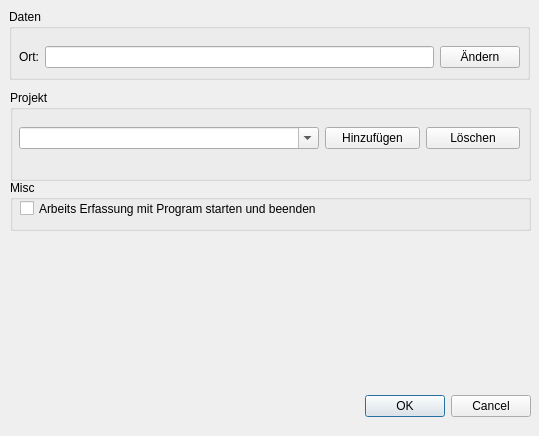
First picture: the form in configdlg.ui, repository marcohartung/TimeLog, before the edit.
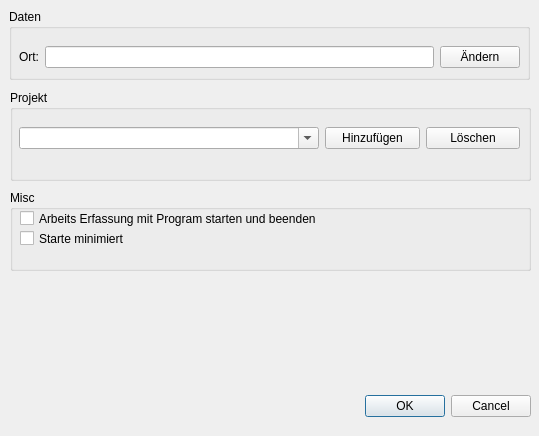
Second picture: the form after the edit.

Commit message: added StartToTray option

Patch:
```diff
--- a/configdlg.ui
+++ b/configdlg.ui
@@ -127,9 +127,9 @@
    <property name="geometry">
     <rect>
      <x>10</x>
-     <y>180</y>
+     <y>190</y>
      <width>521</width>
-     <height>51</height>
+     <height>81</height>
     </rect>
    </property>
    <property name="title">
@@ -148,6 +148,19 @@
      <string>Arbeits Erfassung mit Program starten und beenden</string>
     </property>
    </widget>
+   <widget class="QCheckBox" name="cbStartupToTray">
+    <property name="geometry">
+     <rect>
+      <x>10</x>
+      <y>40</y>
+      <width>361</width>
+      <height>17</height>
+     </rect>
+    </property>
+    <property name="text">
+     <string>Starte minimiert</string>
+    </property>
+   </widget>
   </widget>
  </widget>
  <resources/>
```
The commit also changes 5 other files.
